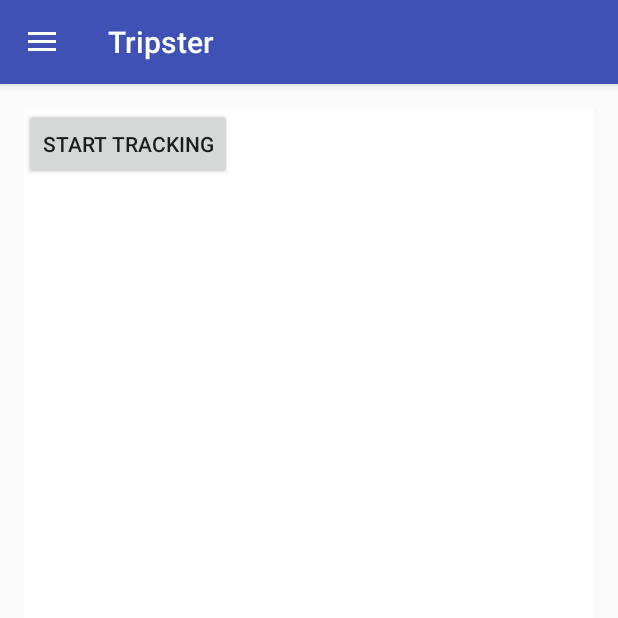
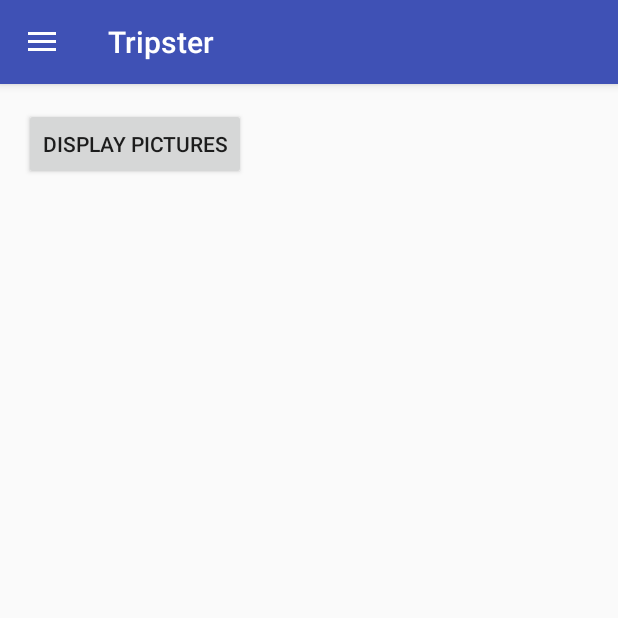
Before and after one commit to Group-12-Romanians/Tripster, an Android app: the TripsterActivity screen opened directly, with no data from a screen before it, in the side drawer, after a tap on "Gallery", on a phone screen of 412 x 824 dp, the top half of it. Run offline under Robolectric (Android 15) with nearby library versions, the phone set to English and light mode, and no system bars; 4 statements that could not run were skipped.

Commit message:
Implemented pictures retrieval from gallery.

```diff
--- a/app/src/main/AndroidManifest.xml
+++ b/app/src/main/AndroidManifest.xml
@@ -48,10 +48,12 @@
         </receiver>
     </application>
 
-    <uses-permission android:name="android.permission.INTERNET"/>
-    <uses-permission android:name="android.permission.ACCESS_FINE_LOCATION"/>
+    <uses-permission android:name="android.permission.INTERNET" />
+    <uses-permission android:name="android.permission.ACCESS_FINE_LOCATION" />
     <uses-permission android:name="android.permission.ACCESS_NETWORK_STATE" />
     <uses-permission android:name="android.permission.WRITE_EXTERNAL_STORAGE" />
+    <uses-permission android:name="android.permission.MANAGE_DOCUMENTS" />
+    <uses-permission android:name="android.permission.READ_EXTERNAL_STORAGE" />
 
 
 </manifest>
--- a/app/src/main/java/tripster/tripster/TripsterActivity.java
+++ b/app/src/main/java/tripster/tripster/TripsterActivity.java
@@ -16,14 +16,20 @@ import android.widget.TextView;
 
 import java.lang.reflect.Constructor;
 import java.lang.reflect.InvocationTargetException;
+import java.util.HashMap;
+import java.util.Map;
 
 import tripster.tripster.account.LogoutProvider;
+import tripster.tripster.fragments.PicturesFragment;
+import tripster.tripster.fragments.TripsterFragment;
 
 public class TripsterActivity extends AppCompatActivity
         implements NavigationView.OnNavigationItemSelectedListener {
 
     private LogoutProvider accountProvider;
     private static final String TAG = TripsterActivity.class.getName();
+
+    private Map<String, Fragment> fragments = null;
 
     @Override
     protected void onCreate(Bundle savedInstanceState) {
@@ -52,14 +58,19 @@ public class TripsterActivity extends AppCompatActivity
         // Check that the activity is using the layout version with
         // the fragment_container FrameLayout
         if (findViewById(R.id.main_content) != null) {
-            if (savedInstanceState != null) { // This activity was already created once(but paused), so the fragment already exists
+            if (fragments != null && savedInstanceState != null) { // This activity was already created once(but paused), so the fragment already exists
+                Log.d(TAG, "fragments already exist");
                 return;
             }
-            Fragment initial = new TripsterFragment();
-            Log.d(TAG, "initialise TripsterFragment");
+            fragments = new HashMap<>();
+            fragments.put("initial", new TripsterFragment());
+            Log.d(TAG, "Initialise TripsterFragment");
+
+            fragments.put("pictures", new PicturesFragment());
+            Log.d(TAG, "Initialise PicturesFragment");
 
             // Add the fragment to the 'main_container' FrameLayout
-            getSupportFragmentManager().beginTransaction().add(R.id.main_content, initial).commit();
+            getSupportFragmentManager().beginTransaction().add(R.id.main_content, fragments.get("initial")).commit();
         }
     }
 
@@ -108,12 +119,13 @@ public class TripsterActivity extends AppCompatActivity
         // Handle navigation view item clicks here.
         int id = item.getItemId();
 
-        Fragment frag = new TripsterFragment();
+        Fragment frag = fragments.get("initial");
 
         if (id == R.id.nav_camera) {
-            Log.d(TAG, "creates gpstrackingfrag");
+            Log.d(TAG, "I want to switch to initial fragment");
         } else if (id == R.id.nav_gallery) {
-
+            frag = fragments.get("pictures");
+            Log.d(TAG, "I want to switch to friends fragment");
         } else if (id == R.id.nav_slideshow) {
 
         } else if (id == R.id.nav_manage) {
@@ -127,7 +139,7 @@ public class TripsterActivity extends AppCompatActivity
             return true;
         }
 
-        getSupportFragmentManager().beginTransaction().replace(R.id.content_tripster, frag).commit();
+        getSupportFragmentManager().beginTransaction().replace(R.id.main_content, frag).commit();
 
         DrawerLayout drawer = (DrawerLayout) findViewById(R.id.drawer_layout);
         drawer.closeDrawer(GravityCompat.START);
--- /dev/null
+++ b/app/src/main/java/tripster/tripster/fragments/PicturesFragment.java
@@ -0,0 +1,65 @@
+package tripster.tripster.fragments;
+
+import android.graphics.Bitmap;
+import android.os.Bundle;
+import android.support.annotation.Nullable;
+import android.support.v4.app.Fragment;
+import android.util.Log;
+import android.view.LayoutInflater;
+import android.view.View;
+import android.view.ViewGroup;
+import android.widget.Button;
+import android.widget.ListView;
+
+import java.util.List;
+
+import tripster.tripster.R;
+import tripster.tripster.pictures.PhotosListAdapter;
+import tripster.tripster.pictures.Picture;
+import tripster.tripster.pictures.PicturesProvider;
+
+public class PicturesFragment extends Fragment {
+
+  private String TAG = PicturesFragment.class.getName();
+  private long startTime = -1;
+  private PicturesProvider picturesProvider;
+
+  @Nullable
+  @Override
+  public View onCreateView(LayoutInflater inflater, @Nullable ViewGroup container, @Nullable Bundle savedInstanceState) {
+    final View view =  inflater.inflate(R.layout.fragment_pictures, container, false);
+    Button button = (Button) view.findViewById(R.id.show_pics_button);
+    picturesProvider = new PicturesProvider(getActivity(), startTime);
+    button.setOnClickListener(new View.OnClickListener() {
+      @Override
+      public void onClick(View v) {
+        Log.d(TAG, "Button Pressed");
+        if (startTime != -1) {
+          List<Picture> pictures = getPicturesFromGallery();
+          addPicturesToListView(pictures, view);
+        } else {
+          Log.d(TAG, "No time");
+        }
+      }
+    });
+    return view;
+  }
+
+  private void addPicturesToListView(List<Picture> pictures, View view) {
+    int noOfPictures = pictures.size();
+    String[] picturesDescriptions = new String[noOfPictures];
+    Bitmap[] photos = new Bitmap[noOfPictures];
+    for (int i = 0; i < noOfPictures; i++) {
+      Picture currentPicture = pictures.get(i);
+      picturesDescriptions[i] = currentPicture.toString();
+      photos[i] = currentPicture.getPhoto();
+    }
+    PhotosListAdapter adapter = new PhotosListAdapter(getActivity(), picturesDescriptions, photos);
+    ListView list = (ListView) view.findViewById(R.id.list);
+    list.setAdapter(adapter);
+  }
+
+  private List<Picture> getPicturesFromGallery() {
+    return picturesProvider.getPhotos();
+  }
+}
--- a/app/src/main/res/layout/fragment_location_tracking.xml
+++ b/app/src/main/res/layout/fragment_location_tracking.xml
@@ -4,10 +4,4 @@
               android:layout_height="match_parent"
               android:weightSum="1"
               android:background="#FFFFFF">
-
-    <ListView
-        android:layout_width="match_parent"
-        android:layout_height="wrap_content"
-        android:id="@android:id/list"
-        android:layout_weight="0.63" />
 </LinearLayout>
--- /dev/null
+++ b/app/src/main/res/layout/fragment_pictures.xml
@@ -0,0 +1,20 @@
+<?xml version="1.0" encoding="utf-8"?>
+<RelativeLayout xmlns:android="http://schemas.android.com/apk/res/android"
+              android:orientation="vertical"
+              android:layout_width="match_parent"
+              android:layout_height="match_parent">
+
+    <Button
+        android:id="@+id/show_pics_button"
+        android:layout_width="wrap_content"
+        android:layout_height="wrap_content"
+        android:text="Display pictures"/>
+
+    <ListView
+        android:id="@+id/list"
+        android:layout_width="match_parent"
+        android:layout_height="wrap_content"
+        android:layout_alignParentLeft="true"
+        android:layout_alignParentTop="true" >
+    </ListView>
+</RelativeLayout>
```
Also changed, not shown: app/src/main/java/tripster/tripster/fragments/TripsterFragment.java (renamed from app/src/main/java/tripster/tripster/TripsterFragment.java, +5 -5 lines), app/src/main/java/tripster/tripster/pictures/PhotosListAdapter.java (added, +39 -0 lines), app/src/main/java/tripster/tripster/pictures/Picture.java (added, +56 -0 lines), app/src/main/java/tripster/tripster/pictures/PicturesProvider.java (added, +64 -0 lines), app/src/main/res/layout/photos_list.xml (added, +21 -0 lines).
